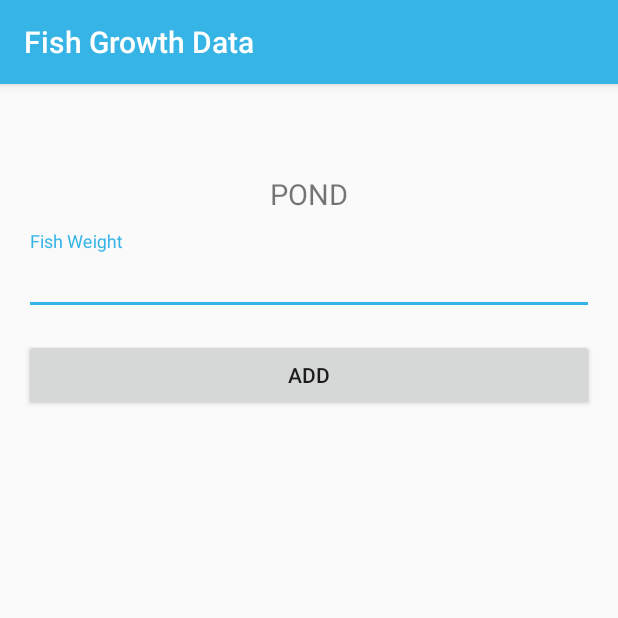
After one commit to walteranyika/josdav, an Android app: the FishGrowthActivity screen opened directly, with no data from a screen before it, on a phone screen of 412 x 824 dp, the top half of it. The commit adds this screen. Run offline under Robolectric (Android 15) with nearby library versions, the phone set to English and light mode, and no system bars; our stand-ins replace Firebase (no records; nobody signed in at launch, a user with empty details on screens opened directly); 1 statement that could not run was skipped.

Commit message:
Fish growth reports added

```diff
--- a/app/build.gradle
+++ b/app/build.gradle
@@ -61,4 +61,6 @@ dependencies {
 
 
 
+
+
 apply plugin: 'com.google.gms.google-services'
--- /dev/null
+++ b/app/src/main/java/adefault/ubuntu/josdav/josdav/FishGrowthActivity.java
@@ -0,0 +1,59 @@
+package adefault.ubuntu.josdav.josdav;
+
+import android.graphics.Color;
+import android.support.annotation.NonNull;
+import android.support.design.widget.Snackbar;
+import android.support.v7.app.AppCompatActivity;
+import android.os.Bundle;
+import android.view.View;
+import android.widget.EditText;
+import android.widget.TextView;
+
+import com.google.android.gms.tasks.OnCompleteListener;
+import com.google.android.gms.tasks.Task;
+import com.google.firebase.auth.FirebaseAuth;
+import com.google.firebase.database.DatabaseReference;
+import com.google.firebase.database.FirebaseDatabase;
+
+import adefault.ubuntu.josdav.josdav.models.FishGrowth;
+import static adefault.ubuntu.josdav.josdav.PondDaily.EXTRA_POST_KEY;
+
+public class FishGrowthActivity extends AppCompatActivity {
+    EditText edtFishSize;
+    TextView tvPondName;
+    String pondName="";
+    private DatabaseReference pondRefrence;
+    @Override
+    protected void onCreate(Bundle savedInstanceState) {
+        super.onCreate(savedInstanceState);
+        setContentView(R.layout.activity_fish_growth);
+        getSupportActionBar().setTitle("Fish Growth Data");
+        edtFishSize= (EditText) findViewById(R.id.edtFishWeight);
+        tvPondName= (TextView) findViewById(R.id.tvPondName);
+        pondName = getIntent().getStringExtra(EXTRA_POST_KEY);
+        tvPondName.setText(pondName.replace("_"," ").toUpperCase());
+    }
+
+    public void submit(View view) {
+       String qty_str=edtFishSize.getText().toString().trim();
+       if (qty_str.isEmpty()){
+           Snackbar.make(edtFishSize,"Required.Fish Size",Snackbar.LENGTH_SHORT).show();
+           return;
+       }
+       double size = Double.parseDouble(qty_str);
+        //upload
+        FishGrowth fishGrowth=new FishGrowth(size,pondName.replace("_"," ").toUpperCase());
+        pondRefrence = FirebaseDatabase.getInstance().getReference().child("pondData/"+getUid()+"/"+pondName+"/fishGrowth/"+fishGrowth.getTime());
+        pondRefrence.setValue(fishGrowth).addOnCompleteListener(new OnCompleteListener<Void>() {
+            @Override
+            public void onComplete(@NonNull Task<Void> task) {
+                Snackbar.make(findViewById(android.R.id.content), "Info Added Successfully", Snackbar.LENGTH_LONG).setActionTextColor(Color.BLUE).show();
+                edtFishSize.setText("");
+            }
+        });
+
+    }
+    public String getUid() {
+        return FirebaseAuth.getInstance().getCurrentUser().getUid();
+    }
+}
--- a/app/src/main/java/adefault/ubuntu/josdav/josdav/GoogleSignInActivity.java
+++ b/app/src/main/java/adefault/ubuntu/josdav/josdav/GoogleSignInActivity.java
@@ -72,7 +72,7 @@ public class GoogleSignInActivity extends AppCompatActivity implements GoogleApi
         findViewById(R.id.sign_up_button).setOnClickListener(this);
 
 
-        FirebaseUser user = mAuth.getCurrentUser();
+        FirebaseUser user = FirebaseAuth.getInstance().getCurrentUser();
 
         if (user != null) {
 
--- a/app/src/main/java/adefault/ubuntu/josdav/josdav/Reports.java
+++ b/app/src/main/java/adefault/ubuntu/josdav/josdav/Reports.java
@@ -39,4 +39,8 @@ public class Reports extends AppCompatActivity {
     public void monthlyReports(View view) {
         startActivity(new Intent(this, MonthlyReportsActivity.class));
     }
+
+    public void fishGrowth(View view) {
+        startActivity(new Intent(this, FishGrowthReportActivity.class));
+    }
 }
--- /dev/null
+++ b/app/src/main/res/layout/activity_fish_growth.xml
@@ -0,0 +1,41 @@
+<?xml version="1.0" encoding="utf-8"?>
+<LinearLayout
+    xmlns:android="http://schemas.android.com/apk/res/android"
+    xmlns:app="http://schemas.android.com/apk/res-auto"
+    xmlns:tools="http://schemas.android.com/tools"
+    android:layout_width="match_parent"
+    android:layout_height="match_parent"
+    android:orientation="vertical"
+    android:paddingLeft="16dp"
+    android:paddingRight="16dp"
+    android:paddingTop="60dp"
+    tools:context="adefault.ubuntu.josdav.josdav.FishGrowthActivity">
+
+
+    <TextView
+        android:textSize="19dp"
+        android:text="POND"
+        android:id="@+id/tvPondName"
+        android:gravity="center"
+        android:layout_marginBottom="12dp"
+        android:layout_width="match_parent"
+        android:layout_height="wrap_content"/>
+    <android.support.design.widget.TextInputLayout
+        android:layout_width="match_parent"
+        android:layout_height="wrap_content">
+        <EditText
+            android:inputType="number"
+            android:id="@+id/edtFishWeight"
+            android:layout_width="match_parent"
+            android:layout_height="wrap_content"
+            android:hint="Fish Weight"/>
+    </android.support.design.widget.TextInputLayout>
+
+    <Button
+        android:onClick="submit"
+        android:layout_marginTop="16dp"
+        android:id="@+id/button7"
+        android:layout_width="match_parent"
+        android:layout_height="wrap_content"
+        android:text="Add"/>
+</LinearLayout>
```
Also changed, not shown: app/src/main/AndroidManifest.xml (+6 -2 lines), app/src/main/java/adefault/ubuntu/josdav/josdav/FishGrowthReportActivity.java (added, +73 -0 lines), app/src/main/java/adefault/ubuntu/josdav/josdav/PondDaily.java (+20 -11 lines), app/src/main/java/adefault/ubuntu/josdav/josdav/adapters/FishGrowthListAdapter.java (added, +94 -0 lines), app/src/main/java/adefault/ubuntu/josdav/josdav/models/FishGrowth.java (added, +89 -0 lines), app/src/main/res/layout/activity_daily2.xml (+2 -5 lines), app/src/main/res/layout/activity_fish_growth_report.xml (added, +49 -0 lines), app/src/main/res/layout/activity_reports.xml (+7 -0 lines), app/src/main/res/layout/fish_growth_item_layout.xml (added, +33 -0 lines), app/src/main/res/menu/daily_growth_menu.xml (added, +9 -0 lines).
